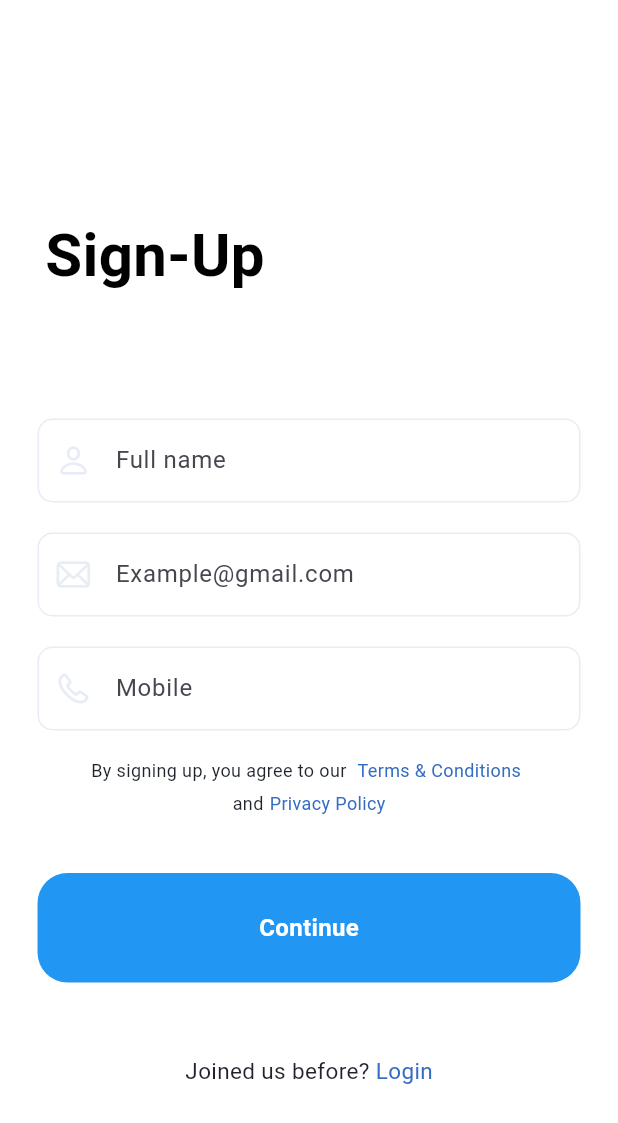
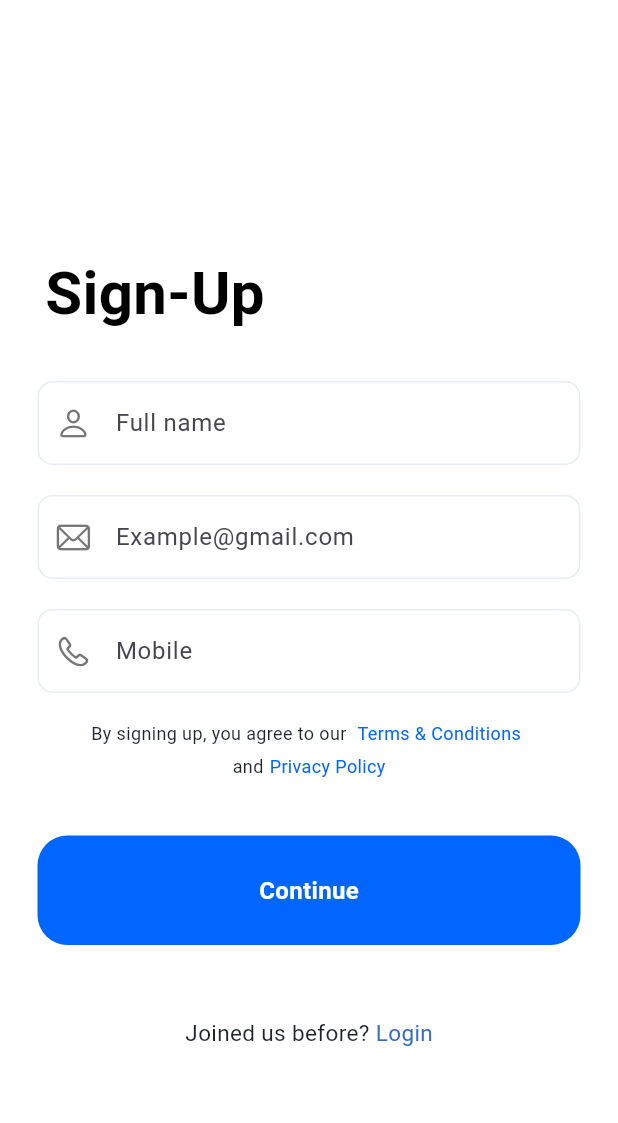
Before and after one commit to STEVENNNN76/REXA-UI, a Flutter app: the screen it shows after launch, after a tap on "Register", on a phone screen of 412 x 824 dp. Shown: the top 1123 px of the screen. Run offline on Flutter 3.47's test engine with Material 3 defaults, Android fonts, the light colour scheme and no system bars.

Commit message:
UI changes

```diff
--- a/lib/main.dart
+++ b/lib/main.dart
@@ -29,7 +29,8 @@ class MyButton extends StatelessWidget {
         padding: const EdgeInsets.all(25),
         margin: const EdgeInsets.symmetric(horizontal: 25),
         decoration: BoxDecoration(
-            color: Colors.blue, borderRadius: BorderRadius.circular(20)),
+            color: const Color.fromARGB(255, 0, 102, 255),
+            borderRadius: BorderRadius.circular(20)),
         child: Center(
           child: Text(
             text,
@@ -115,7 +116,7 @@ class _LoginPageState extends State<LoginPage> {
                   ),
                 ),
 
-                const SizedBox(height: 70),
+                const SizedBox(height: 20),
 
                 // Email Text field
                 Padding(
@@ -143,7 +144,7 @@ class _LoginPageState extends State<LoginPage> {
                       ),
                       prefixIcon: const Icon(
                         CupertinoIcons.mail,
-                        color: Color(0xffE8ECF4),
+                        color: Color.fromARGB(255, 158, 158, 158),
                       ),
                     ),
                   ),
@@ -242,7 +243,9 @@ class _LoginPageState extends State<LoginPage> {
                         onTap: () {},
                         child: const Text(
                           "Forgot Password",
-                          style: TextStyle(color: Colors.blue),
+                          style: TextStyle(
+                            color: Color.fromARGB(255, 0, 102, 255),
+                          ),
                         ),
                       ),
                     ],
@@ -256,7 +259,7 @@ class _LoginPageState extends State<LoginPage> {
                 ),
 
                 const SizedBox(
-                  height: 40,
+                  height: 10,
                 ),
                 Padding(
                   padding: const EdgeInsets.symmetric(
@@ -336,7 +339,7 @@ class _LoginPageState extends State<LoginPage> {
                         child: const Text(
                           'Register',
                           style: TextStyle(
-                            color: Color.fromARGB(255, 53, 114, 194),
+                            color: Color.fromARGB(255, 0, 102, 255),
                             fontSize: 15,
                           ),
                         ),
@@ -391,7 +394,7 @@ class _SignUpPageState extends State<SignUpPage> {
                   ),
                 ),
 
-                const SizedBox(height: 70),
+                const SizedBox(height: 20),
                 Padding(
                   padding: const EdgeInsets.symmetric(
                       horizontal: 25.0, vertical: 10.0),
@@ -417,7 +420,7 @@ class _SignUpPageState extends State<SignUpPage> {
                       ),
                       prefixIcon: const Icon(
                         CupertinoIcons.person,
-                        color: Color(0xffE8ECF4),
+                        color: Color.fromARGB(255, 118, 118, 118),
                       ),
                     ),
                   ),
@@ -448,7 +451,7 @@ class _SignUpPageState extends State<SignUpPage> {
                       ),
                       prefixIcon: const Icon(
                         CupertinoIcons.mail,
-                        color: Color(0xffE8ECF4),
+                        color: Color.fromARGB(255, 118, 118, 118),
                       ),
                     ),
                   ),
@@ -479,7 +482,7 @@ class _SignUpPageState extends State<SignUpPage> {
                       ),
                       prefixIcon: const Icon(
                         CupertinoIcons.phone,
-                        color: Color(0xffE8ECF4),
+                        color: Color.fromARGB(255, 118, 118, 118),
                       ),
                     ),
                   ),
@@ -505,7 +508,7 @@ class _SignUpPageState extends State<SignUpPage> {
                             child: const Text(
                               'Terms & Conditions',
                               style: TextStyle(
-                                color: Color(0xff356dc2),
+                                color: Color.fromARGB(255, 0, 102, 255),
                                 fontSize: 12,
                               ),
                             ),
@@ -528,7 +531,7 @@ class _SignUpPageState extends State<SignUpPage> {
                           Text(
                             'Privacy Policy',
                             style: TextStyle(
-                              color: Color(0xff356dc2),
+                              color: Color.fromARGB(255, 0, 102, 255),
                               fontSize: 12,
                             ),
                           ),
```
